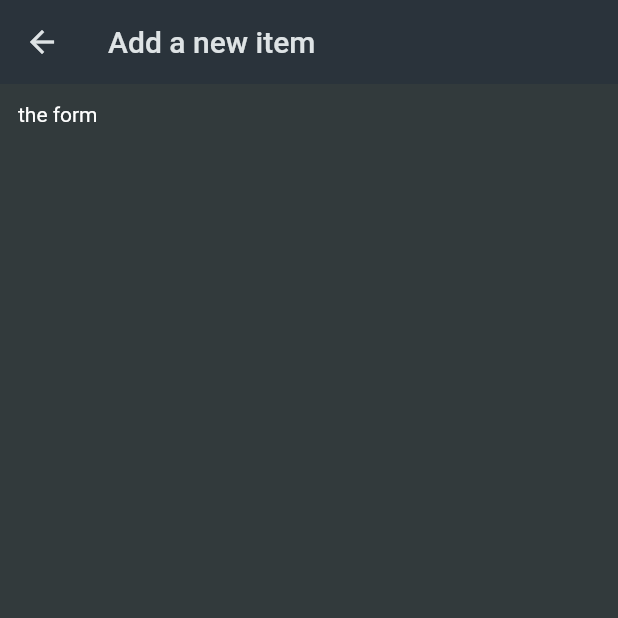
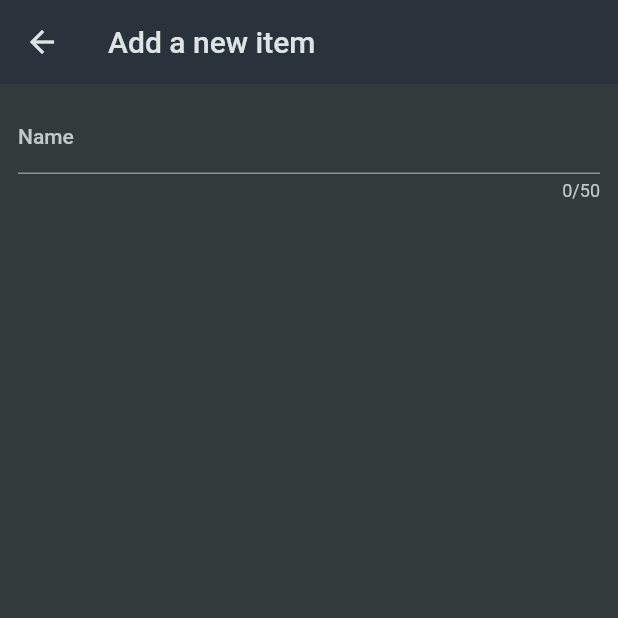
Before and after one commit to LazuardiFadhilah/ShoppingList, a Flutter app: the NewItem screen opened directly, on a phone screen of 412 x 824 dp, the top half of it. Run offline on Flutter 3.47's test engine with Material 2 defaults, Android fonts, the phone set to English and light mode, and no system bars.

Commit message:
The Form & TextFormField Widgets

```diff
--- a/lib/widgets/new_item.dart
+++ b/lib/widgets/new_item.dart
@@ -16,7 +16,21 @@ class _NewItemState extends State<NewItem> {
       ),
       body: Padding(
         padding: const EdgeInsets.all(12),
-        child: Text('the form'),
+        child: Form(
+          child: Column(
+            children: [
+              TextFormField(
+                maxLength: 50,
+                decoration: const InputDecoration(
+                  label: Text('Name'),
+                ),
+                validator: (value) {
+                  return 'Demo...';
+                },
+              ),
+            ],
+          ),
+        ),
       ),
     );
   }
```
